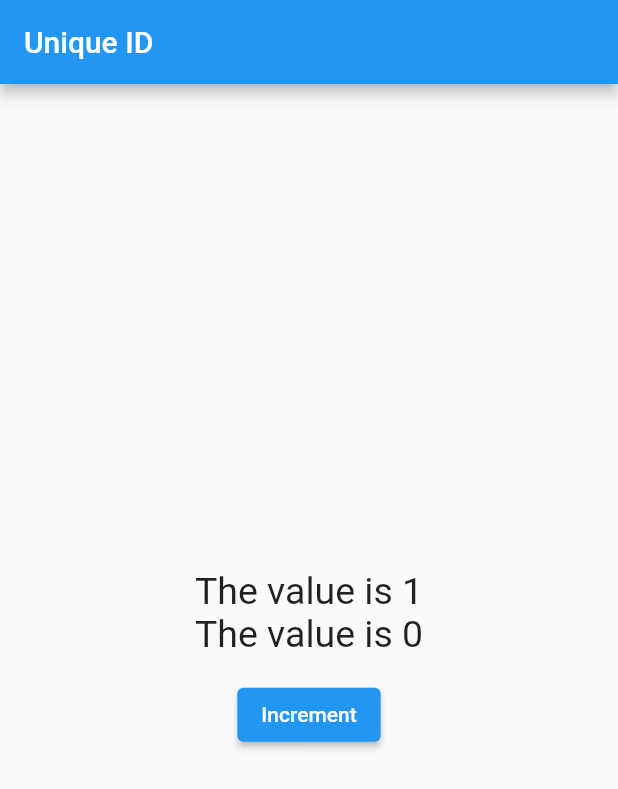
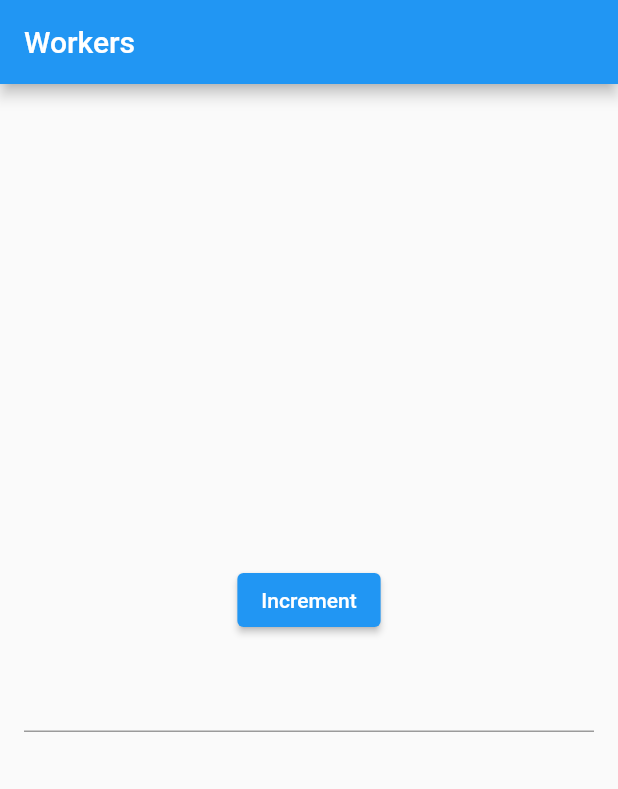
Before and after one commit to Nayan-03/Getx_learn, a Flutter app: the screen it shows after launch, after a tap on "Increment", on a phone screen of 412 x 824 dp. Shown: the top 789 px of the screen. Run offline on Flutter 3.47's test engine with Material 2 defaults, Android fonts, the phone set to English and light mode, and no system bars; our stand-ins replace get.

Commit message:
commit_4

```diff
--- a/lib/main.dart
+++ b/lib/main.dart
@@ -3,12 +3,11 @@ import 'package:getx_learn/bottomsheet.dart';
 import 'package:getx_learn/dailogbox.dart';
 import 'package:getx_learn/home.dart';
 import 'package:getx_learn/navigation.dart';
-import 'package:getx_learn/next_screen.dart';
 import 'package:getx_learn/route_navigation.dart';
 import 'package:getx_learn/routes/routes.dart';
 import 'package:getx_learn/snackbar.dart';
-import 'package:getx_learn/state_managment.dart';
 import 'package:getx_learn/unique_id.dart';
+import 'package:getx_learn/workers.dart';
 
 void main() {
   runApp(const MyApp());
@@ -24,7 +23,7 @@ class MyApp extends StatelessWidget {
         title: 'Snackbar',
         theme: ThemeData(
             primarySwatch: Colors.blue, scaffoldBackgroundColor: Colors.white),
-        home: UniqueId(),
+        home: Workers(),
         routes: {
           //"/": (context) => const SplashScreen(),
           MyRoutes.snackbarroute: (context) => const SnackbarWidget(),
--- a/lib/my_controller.dart
+++ b/lib/my_controller.dart
@@ -51,9 +51,45 @@ class MyController extends GetxController {
   // }
 
 // /////////// Getx unique id //////////////////
-  var count = 0;
+  // var count = 0;
+  // void increment() {
+  //   count++;
+  //   update(['txtCount']);
+  // }
+
+////////////////// Workers trigger specific callbacks when an event occurs //////////////////
+  var count = 0.obs;
   void increment() {
     count++;
-    update(['txtCount']);
+  }
+
+  @override
+  void onInit() {
+    super.onInit();
+//  ///////// called every time when the value of count variable chages //////////////
+    // ever(count, (_) => print(count));
+
+//  ///////// Called every time when the value of any variable from the list changes //////////////////
+    // everAll([count], (callback) => print(count));
+
+//  ////////// Called only once when the variable value changes ////////////////
+    // once(count, (callback) => print(count));
+
+//  /////////// Called every time the user stops typing for  1 second //////////////
+    // debounce(
+    //     count,
+    //     (callback) =>
+    //         print("Called every time the user stops typing for  1 second"),
+    //     time: Duration(seconds: 1));
+
+//  ////////// imagine  that the user can earn coins by clicking on something, ////////////////
+//  ////////// If he clicked 300 times in the same minute, //////////////
+//  ////////// he would have 300 coins, using interval, ////////////////
+//  ////////// you can set a time frame for 3 seconds, /////////////////
+//  /////////// and even than clicking 300 or a thousand times, //////////
+//  /////////// the maximum he would get in 1 minute would be 20 coins, ///////////
+//  /////////// clicking 300 0r 1 million times
+    // interval(count, (callback) => print("Nayan Moradiya"),
+    //     time: Duration(seconds: 3));
   }
 }
--- /dev/null
+++ b/lib/workers.dart
@@ -0,0 +1,38 @@
+import 'package:flutter/material.dart';
+import 'package:get/get.dart';
+import'package:getx_learn/my_controller.dart';
+
+class Workers extends StatelessWidget {
+  MyController myController = Get.put(MyController());
+  Workers({super.key});
+
+  @override
+  Widget build(BuildContext context) {
+    return GetMaterialApp(
+      title: "Workers",
+
+      home: Scaffold(
+        appBar: AppBar(title: const Text("Workers"),),
+        body: Center(
+          child: Column(
+            mainAxisAlignment: MainAxisAlignment.center,
+            crossAxisAlignment: CrossAxisAlignment.center,
+            children: [
+              ElevatedButton(
+                  onPressed: () => myController.increment(),
+                  child: const Text("Increment")),
+              Padding(
+                padding: const EdgeInsets.all(16),
+                child: TextField(
+                  onChanged: (val) {
+                    myController.increment();
+                  },
+                ),
+              ),
+            ],
+          ),
+        ),
+      ),
+    );
+  }
+}
```
